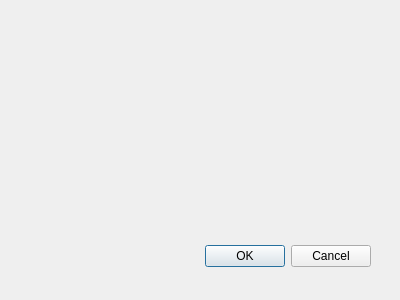
This is GUI/Qt/Windows/VoxelChangeReportDialog.ui in jilei-hao/itksnap as Qt 5 draws it before an edit. The edited form follows.
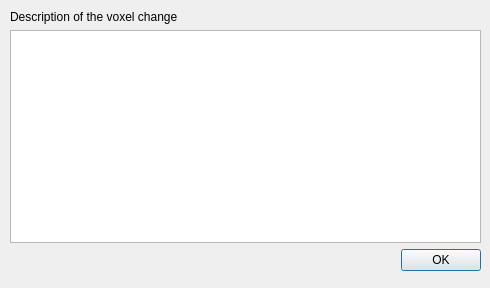
This is the edited form.

Commit message: issue #24: Added modulized voxel change report

Diff of the .ui file:
```diff
--- a/GUI/Qt/Windows/VoxelChangeReportDialog.ui
+++ b/GUI/Qt/Windows/VoxelChangeReportDialog.ui
@@ -8,28 +8,50 @@
    <rect>
     <x>0</x>
     <y>0</y>
-    <width>400</width>
-    <height>300</height>
+    <width>490</width>
+    <height>288</height>
    </rect>
   </property>
+  <property name="sizePolicy">
+   <sizepolicy hsizetype="Fixed" vsizetype="Fixed">
+    <horstretch>0</horstretch>
+    <verstretch>0</verstretch>
+   </sizepolicy>
+  </property>
   <property name="windowTitle">
    <string>Dialog</string>
   </property>
-  <widget class="QDialogButtonBox" name="buttonBox">
+  <widget class="QWidget" name="verticalLayoutWidget">
    <property name="geometry">
     <rect>
-     <x>30</x>
-     <y>240</y>
-     <width>341</width>
-     <height>32</height>
+     <x>10</x>
+     <y>10</y>
+     <width>471</width>
+     <height>261</height>
     </rect>
    </property>
-   <property name="orientation">
-    <enum>Qt::Horizontal</enum>
-   </property>
-   <property name="standardButtons">
-    <set>QDialogButtonBox::Cancel|QDialogButtonBox::Ok</set>
-   </property>
+   <layout class="QVBoxLayout" name="verticalLayout">
+    <item>
+     <widget class="QLabel" name="label">
+      <property name="text">
+       <string>Description of the voxel change</string>
+      </property>
+     </widget>
+    </item>
+    <item>
+     <widget class="QTreeView" name="treeView"/>
+    </item>
+    <item>
+     <widget class="QDialogButtonBox" name="buttonBox">
+      <property name="orientation">
+       <enum>Qt::Horizontal</enum>
+      </property>
+      <property name="standardButtons">
+       <set>QDialogButtonBox::Ok</set>
+      </property>
+     </widget>
+    </item>
+   </layout>
   </widget>
  </widget>
  <pixmapfunction/>
```
Left out of the diff: 7 changed lines with no effect on the pictures. The commit also changes 12 other files.
